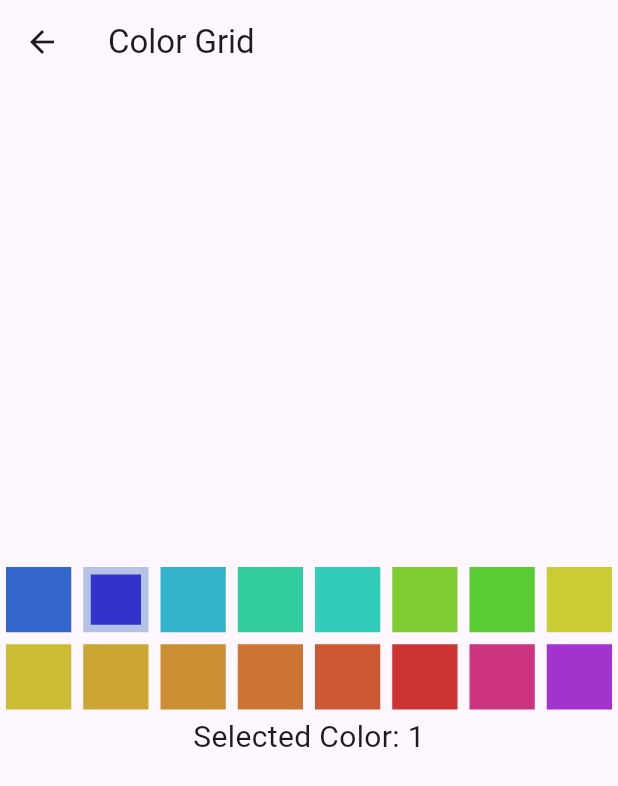
After one commit to xymbia/flutter_realm, a Flutter app: the screen it shows after launch, after a tap on "Color Grid", on a phone screen of 412 x 824 dp. The commit adds this screen. Shown: the top 786 px of the screen. Run offline on Flutter 3.47's test engine with Material 3 defaults, Android fonts, the phone set to English and light mode, and no system bars; our stand-ins replace dotted_border, dropdown_button2, flutter_screenutil, logger.

Commit message:
chore: add new widgets

```diff
--- a/lib/main.dart
+++ b/lib/main.dart
@@ -1,6 +1,8 @@
 import 'package:flutter/material.dart';
 import 'package:flutter_realm/screens/calendar_viewer.dart';
+import 'package:flutter_realm/screens/color_grid.dart';
 import 'package:flutter_realm/screens/docked_calendar.dart';
+import 'package:flutter_realm/screens/reminder.dart';
 
 void main() {
   runApp(const MyApp());
@@ -57,6 +59,30 @@ class MyHomePage extends StatelessWidget {
                 );
               },
             ),
+            ListTile(
+              leading: const Icon(Icons.touch_app),
+              title: const Text('Color Grid'),
+              trailing: const Icon(Icons.arrow_forward),
+              onTap: () {
+                Navigator.push(
+                  context,
+                  MaterialPageRoute(
+                      builder: (context) => const ColorGridPage()),
+                );
+              },
+            ),
+            ListTile(
+              leading: const Icon(Icons.touch_app),
+              title: const Text('Reminder'),
+              trailing: const Icon(Icons.arrow_forward),
+              onTap: () {
+                Navigator.push(
+                  context,
+                  MaterialPageRoute(
+                      builder: (context) => const ReminderPage()),
+                );
+              },
+            ),
           ],
         ),
       ),
--- /dev/null
+++ b/lib/screens/color_grid.dart
@@ -0,0 +1,48 @@
+import 'package:flutter/material.dart';
+import 'package:flutter_realm/presentation/theme/app.dart';
+import 'package:flutter_realm/widgets/color_grid.dart';
+import 'package:flutter_screenutil/flutter_screenutil.dart';
+
+class ColorGridPage extends StatefulWidget {
+  const ColorGridPage({
+    super.key,
+  });
+
+  @override
+  State<ColorGridPage> createState() => _ColorGridPageState();
+}
+
+class _ColorGridPageState extends State<ColorGridPage> {
+  int selectedColorIndex = 1;
+
+  @override
+  Widget build(BuildContext context) {
+    App.init(context);
+    ScreenUtil.init(context, designSize: const Size(390, 848));
+
+    return Scaffold(
+      appBar: AppBar(
+        title: Text('Color Grid'),
+      ),
+      body: Center(
+        child: Column(
+          mainAxisSize: MainAxisSize.min,
+          children: [
+            ColorGridWidget(
+              highlightedIndex: selectedColorIndex,
+              onColorSelected: (index) {
+                setState(() {
+                  selectedColorIndex = index;
+                });
+              },
+            ),
+            Text(
+              'Selected Color: $selectedColorIndex',
+              style: TextStyle(fontSize: 20),
+            )
+          ],
+        ),
+      ),
+    );
+  }
+}
--- /dev/null
+++ b/lib/widgets/color_grid.dart
@@ -0,0 +1,68 @@
+import 'package:flutter/material.dart';
+
+class ColorGridWidget extends StatefulWidget {
+  final int highlightedIndex;
+  final ValueChanged<int> onColorSelected;
+
+  ColorGridWidget(
+      {required this.highlightedIndex, required this.onColorSelected});
+
+  @override
+  _ColorGridState createState() => _ColorGridState();
+}
+
+class _ColorGridState extends State<ColorGridWidget> {
+  @override
+  Widget build(BuildContext context) {
+    return GridView.builder(
+      shrinkWrap: true,
+      gridDelegate: const SliverGridDelegateWithFixedCrossAxisCount(
+        crossAxisCount: 8,
+        childAspectRatio: 1.0,
+      ),
+      itemCount: colorHexes.length,
+      itemBuilder: (context, index) {
+        return GestureDetector(
+          onTap: () {
+            widget.onColorSelected(index);
+          },
+          child: Container(
+            height: 32,
+            width: 32,
+            margin: EdgeInsets.all(4.0),
+            decoration: BoxDecoration(
+              color: Color(
+                  int.parse(colorHexes[index].substring(1, 7), radix: 16) +
+                      0xFF000000),
+              border: Border.all(
+                color: widget.highlightedIndex == index
+                    ? Color(0xFFB3C2E5)
+                    : Colors.transparent,
+                width: 5.0,
+              ),
+            ),
+          ),
+        );
+      },
+    );
+  }
+}
+
+List<String> colorHexes = [
+  '#3366CC',
+  '#3333CC',
+  '#33B2CC',
+  '#33CC9F',
+  '#33CCBA',
+  '#80CC33',
+  '#5BCC33',
+  '#C9CC33',
+  '#CCBC33',
+  '#CCA633',
+  '#CC8E33',
+  '#CC7533',
+  '#CC5833',
+  '#CC3333',
+  '#CC3380',
+  '#A233CC'
+];
--- a/pubspec.yaml
+++ b/pubspec.yaml
@@ -39,6 +39,7 @@ dependencies:
   cupertino_icons: ^1.0.6
   intl: ^0.20.0
   dotted_border: ^2.1.0
+  dropdown_button2: ^2.3.9
 
 dev_dependencies:
   flutter_test:
```
Also changed, not shown: lib/models/task_reminder.dart (added, +80 -0 lines), lib/screens/reminder.dart (added, +60 -0 lines), lib/utils/repeat_util.dart (added, +118 -0 lines), lib/widgets/reminder.dart (added, +127 -0 lines), lib/widgets/shared/custom_bordered_textfield.dart (added, +63 -0 lines), lib/widgets/shared/custom_dropdown_with_dividers.dart (added, +128 -0 lines), lib/widgets/shared/text_checkbox_tile.dart (added, +30 -0 lines), pubspec.lock.
